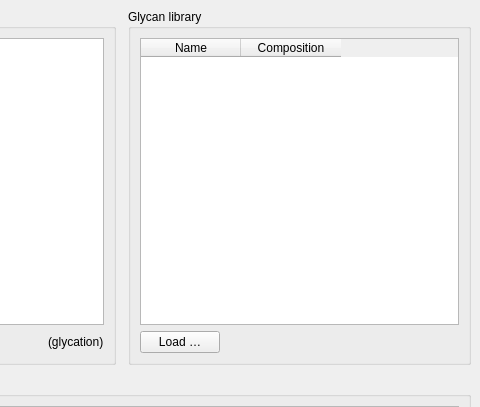
Before: the Qt Designer form main_window.ui in cdl-biosimilars/cafog, drawn with Qt 5; both pictures show x 592 to 1072 and y 0 to 407 of the 1072 by 776 pixel window.
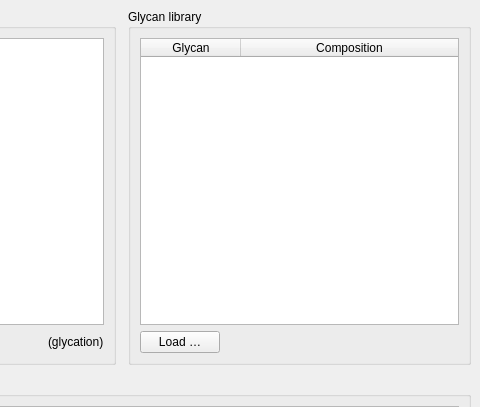
After: the same form once the commit is applied. Custom widgets are drawn as their Qt base class.

Commit message: implement load glycan library

```diff
--- a/main_window.ui
+++ b/main_window.ui
@@ -181,9 +181,12 @@
         <layout class="QVBoxLayout" name="verticalLayout_3">
          <item>
           <widget class="QTableWidget" name="twLibrary">
+           <attribute name="horizontalHeaderStretchLastSection">
+            <bool>true</bool>
+           </attribute>
            <column>
             <property name="text">
-             <string>Name</string>
+             <string>Glycan</string>
             </property>
            </column>
            <column>
```
Left out of the diff: 6 changed lines with no effect on the pictures. The commit also changes 2 other files.
